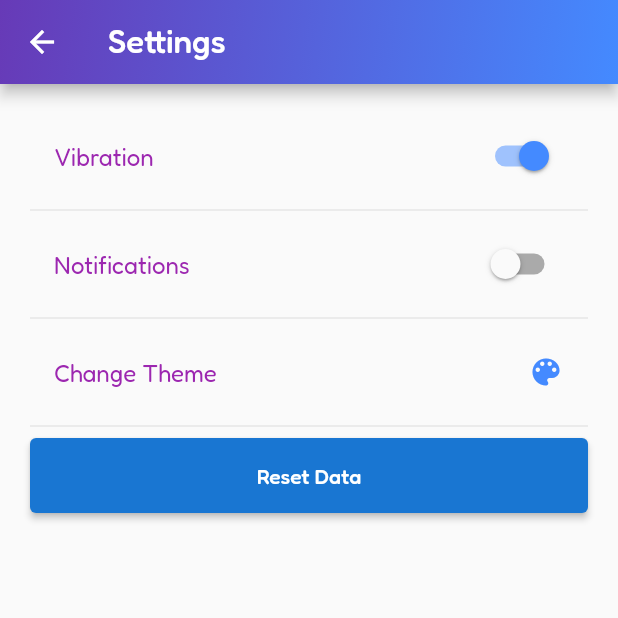
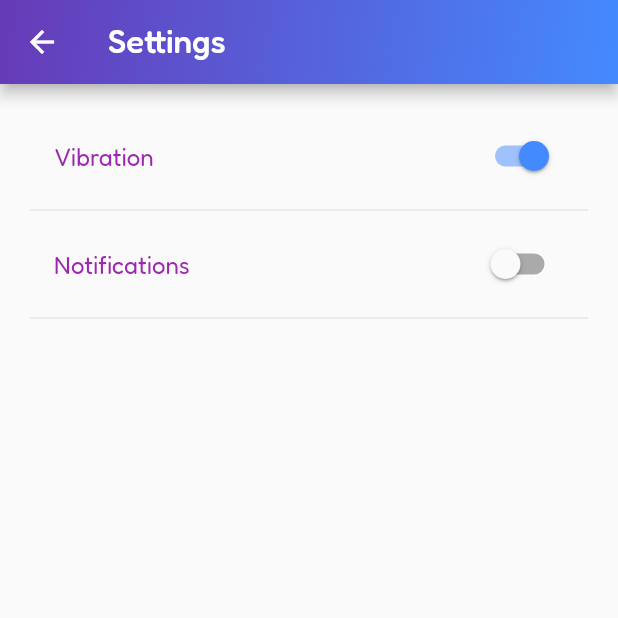
Before and after one commit to Samooh-9820060/technomaths, a Flutter app: the SettingsScreen screen opened directly, on a phone screen of 412 x 824 dp, the top half of it. Run offline on Flutter 3.47's test engine with Material 2 defaults, Android fonts, the phone set to English and light mode, and no system bars; our stand-ins replace cloud_firestore, connectivity_plus, device_info_plus, firebase_core, flutter_local_notifications, font_awesome_flutter and 6 more; missing offline and left inert: android_alarm_manager_plus, android_intent_plus, flutter_vibrate, notification_permissions; accounts and stored records are empty.

```diff
--- a/lib/config/app_config.dart
+++ b/lib/config/app_config.dart
@@ -2,7 +2,7 @@
 
 /// Determines the current mode of the application.
 /// Set this to false when deploying to production.
-const bool isTestingMode = true;
+const bool isTestingMode = false;
 
 // Future: You can add more application-wide configurations here.
 // For example:
--- a/lib/screens/home_screen.dart
+++ b/lib/screens/home_screen.dart
@@ -48,12 +48,11 @@ class HomeScreen extends StatelessWidget {
               //AnimatedButton('Levels', onPressed: () {
                 // Code to go to the levels
               //}),
-              AnimatedButton('Test Button', onPressed: () async {
+              /*AnimatedButton('Test Button', onPressed: () async {
                 //await devUseMethods.addMessagesInBulk();
                 final notificationService = NotificationService();
                 await notificationService.initialize();
-
-              }),
+              }),*/
               AnimatedButton('Settings', onPressed: () async {
                 await performVibration();
                 // Settings code
--- a/lib/screens/settings.dart
+++ b/lib/screens/settings.dart
@@ -169,7 +169,7 @@ class _SettingsScreenState extends State<SettingsScreen> {
               ),
             ),
             Divider(),
-            ListTile(
+            /*ListTile(
               title: Text(
                 'Change Theme',
                 style: GoogleFonts.fredoka(color: Colors.purple),
@@ -191,7 +191,7 @@ class _SettingsScreenState extends State<SettingsScreen> {
                 padding: EdgeInsets.symmetric(horizontal: 20, vertical: 10),
                 minimumSize: Size(MediaQuery.of(context).size.width * 0.4, 50),
               ),
-            ),
+            ),*/
           ],
         ),
       ),
--- a/lib/utils/firestore_service.dart
+++ b/lib/utils/firestore_service.dart
@@ -102,12 +102,12 @@ class FirestoreService {
     // Fetch a random message from Firestore's notificationMessages collection
     QuerySnapshot snapshot = await FirebaseFirestore.instance
         .collection('notificationMessages')
-        .where('index', isEqualTo: 3)
+        .where('index', isEqualTo: number)
         .limit(1)
         .get();
 
     if (snapshot.docs.isEmpty) {
-      return "Hello $playerName! Play more to improve your rank in $gameMode.";
+      return "Hello $playerName! Play more and improve your rank in $gameMode.";
     }
 
     String selectedMessage = snapshot.docs.first.get('message') as String;
--- a/lib/utils/notification_service.dart
+++ b/lib/utils/notification_service.dart
@@ -3,7 +3,6 @@ import 'dart:math';
 import 'package:android_alarm_manager_plus/android_alarm_manager_plus.dart';
 import 'package:firebase_core/firebase_core.dart';
 import 'package:flutter_local_notifications/flutter_local_notifications.dart';
-import 'package:shared_preferences/shared_preferences.dart';
 import 'package:technomaths/utils/commonFunctions.dart';
 import 'firestore_service.dart';
 
@@ -21,7 +20,7 @@ class NotificationService {
   Future<void> startRecurringTask() async {
     final int alarmId = 0;
     await AndroidAlarmManager.periodic(
-        const Duration(minutes: 1),
+        const Duration(hours: 8),
         alarmId,
         scheduleDynamicNotification,
     );
--- a/pubspec.yaml
+++ b/pubspec.yaml
@@ -16,7 +16,7 @@ publish_to: 'none' # Remove this line if you wish to publish to pub.dev
 # https://developer.apple.com/library/archive/documentation/General/Reference/InfoPlistKeyReference/Articles/CoreFoundationKeys.html
 # In Windows, build-name is used as the major, minor, and patch parts
 # of the product and file versions while build-number is used as the build suffix.
-version: 1.0.2+3
+version: 1.0.3+4
 
 environment:
   sdk: '>=3.0.2 <4.0.0'
```
